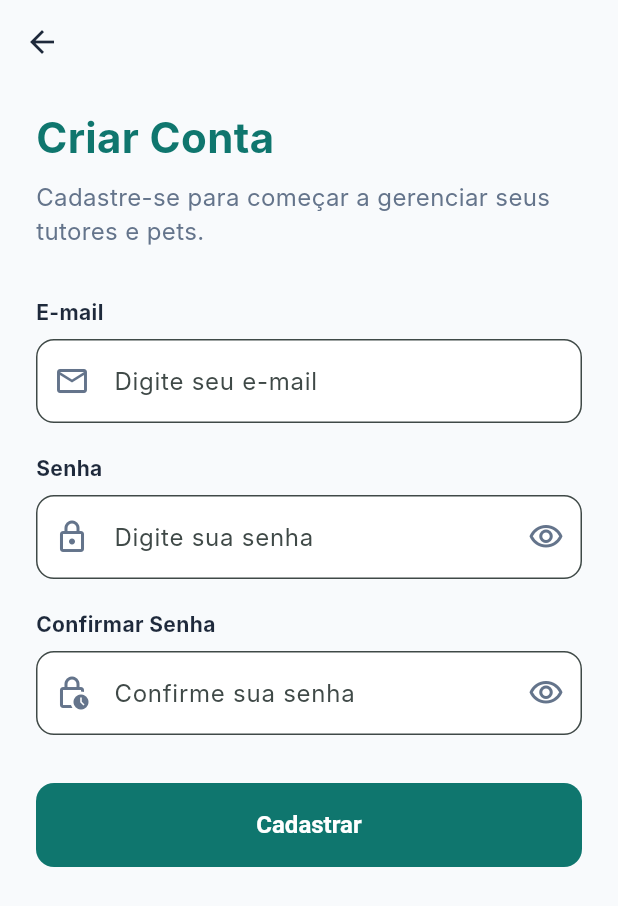
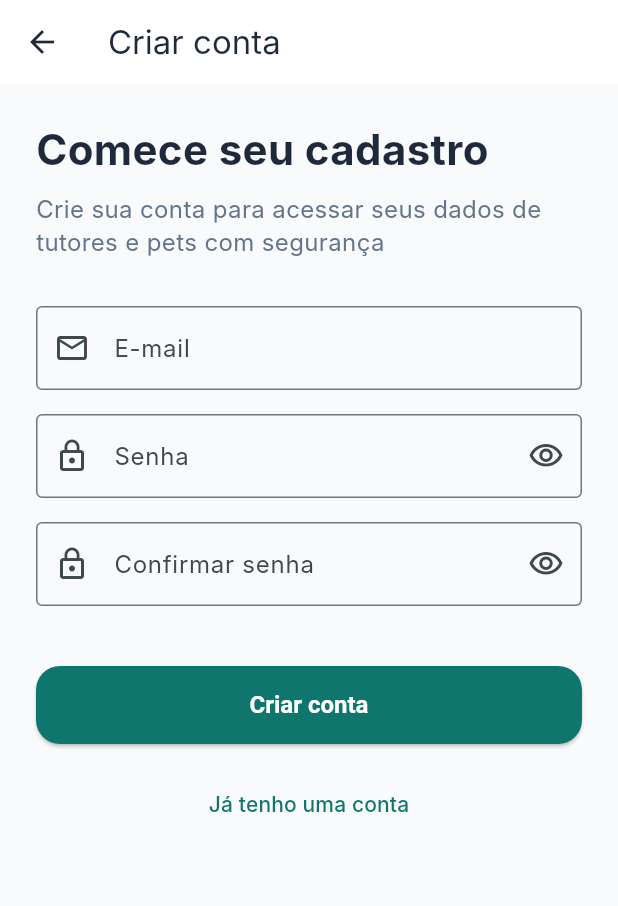
Before and after one commit to evertonfoz/dm_sqlite, a Flutter app: the screen it shows after launch, after a tap on "Criar conta", on a phone screen of 412 x 824 dp. Shown: the top 906 px of the screen. Run offline on Flutter 3.47's test engine with Material 3 defaults, Android fonts, the phone set to English and light mode, and no system bars; our stand-ins replace flutter_dotenv, sqflite, supabase_flutter; accounts and stored records are empty; Roboto replaces fonts that are missing (Inter).

Commit message:
feat(auth): ajustar interface de cadastro conforme especificações do PDF

```diff
--- a/pet_care/lib/features/auth/presentation/pages/login_page.dart
+++ b/pet_care/lib/features/auth/presentation/pages/login_page.dart
@@ -255,7 +255,7 @@ class _LoginPageState extends State<LoginPage> {
                             Navigator.pushReplacement(
                               context,
                               MaterialPageRoute(
-                                builder: (context) => RegisterPage(authController: widget.authController),
+                                builder: (context) => const RegisterPage(),
                               ),
                             );
                           },
--- a/pet_care/lib/features/auth/presentation/pages/onboarding_page.dart
+++ b/pet_care/lib/features/auth/presentation/pages/onboarding_page.dart
@@ -97,7 +97,7 @@ class OnboardingPage extends StatelessWidget {
           Navigator.push(
             context,
             MaterialPageRoute(
-              builder: (context) => RegisterPage(authController: authController),
+              builder: (context) => const RegisterPage(),
             ),
           );
         },
--- a/pet_care/lib/features/auth/presentation/pages/register_page.dart
+++ b/pet_care/lib/features/auth/presentation/pages/register_page.dart
@@ -2,12 +2,7 @@ import 'package:flutter/material.dart';
 import 'package:pet_care/features/auth/presentation/controllers/auth_controller.dart';
 
 class RegisterPage extends StatefulWidget {
-  final AuthController authController;
-
-  const RegisterPage({
-    super.key,
-    required this.authController,
-  });
+  const RegisterPage({super.key});
 
   @override
   State<RegisterPage> createState() => _RegisterPageState();
@@ -15,296 +10,260 @@ class RegisterPage extends StatefulWidget {
 
 class _RegisterPageState extends State<RegisterPage> {
   final _formKey = GlobalKey<FormState>();
+  final _authController = AuthController();
   final _emailController = TextEditingController();
   final _passwordController = TextEditingController();
   final _confirmPasswordController = TextEditingController();
+
   bool _obscurePassword = true;
   bool _obscureConfirmPassword = true;
-
-  final _emailFocusNode = FocusNode();
-  final _passwordFocusNode = FocusNode();
-  final _confirmPasswordFocusNode = FocusNode();
 
   @override
   void dispose() {
     _emailController.dispose();
     _passwordController.dispose();
     _confirmPasswordController.dispose();
-    _emailFocusNode.dispose();
-    _passwordFocusNode.dispose();
-    _confirmPasswordFocusNode.dispose();
+    _authController.dispose();
     super.dispose();
-  }
-
-  void _handleRegister() async {
-    FocusScope.of(context).unfocus();
-    if (_formKey.currentState!.validate()) {
-      await widget.authController.signUp(
-        email: _emailController.text.trim(),
-        password: _passwordController.text,
-      );
-
-      if (!mounted) return;
-
-      if (widget.authController.errorMessage != null) {
-        ScaffoldMessenger.of(context).showSnackBar(
-          SnackBar(
-            content: Text(widget.authController.errorMessage!),
-            backgroundColor: Colors.red,
-          ),
-        );
-      } else {
-        if (!mounted) return;
-        showDialog(
-          context: context,
-          barrierDismissible: false,
-          builder: (context) => AlertDialog(
-            title: const Text('Conta Criada!'),
-            content: const Text(
-              'Sua conta foi cadastrada com sucesso.\n\n'
-              'Importante: Se o seu projeto no Supabase exigir confirmação de e-mail, verifique sua caixa de entrada (e pasta de spam) para ativar a conta antes de fazer o login.',
-            ),
-            actions: [
-              TextButton(
-                onPressed: () {
-                  Navigator.pop(context); // Fecha o AlertDialog
-                  Navigator.pop(context); // Retorna para a tela anterior
-                },
-                child: const Text('Entendi'),
-              ),
-            ],
-          ),
-        );
-      }
-    }
   }
 
   @override
   Widget build(BuildContext context) {
     return Scaffold(
-      backgroundColor: const Color(0xFFF8FAFC),
       appBar: AppBar(
-        backgroundColor: Colors.transparent,
-        elevation: 0,
-        leading: IconButton(
-          icon: const Icon(Icons.arrow_back, color: Color(0xFF1E293B)),
-          onPressed: () => Navigator.pop(context),
+        title: const Text('Criar conta'),
+      ),
+      body: SafeArea(
+        child: AnimatedBuilder(
+          animation: _authController,
+          builder: (context, _) {
+            return SingleChildScrollView(
+              padding: const EdgeInsets.all(24),
+              child: Form(
+                key: _formKey,
+                child: Column(
+                  crossAxisAlignment: CrossAxisAlignment.stretch,
+                  children: [
+                    _buildHeader(),
+                    const SizedBox(height: 32),
+                    _buildEmailField(),
+                    const SizedBox(height: 16),
+                    _buildPasswordField(),
+                    const SizedBox(height: 16),
+                    _buildConfirmPasswordField(),
+                    const SizedBox(height: 16),
+                    _buildErrorMessage(),
+                    const SizedBox(height: 24),
+                    _buildCreateAccountButton(),
+                    const SizedBox(height: 16),
+                    _buildLoginShortcut(),
+                  ],
                 ),
               ),
-      body: SafeArea(
-        child: SingleChildScrollView(
-          padding: const EdgeInsets.symmetric(horizontal: 24.0),
-          child: ListenableBuilder(
-            listenable: widget.authController,
-            builder: (context, _) {
-              return Form(
-                key: _formKey,
-                child: Column(
+            );
+          },
+        ),
+      ),
+    );
+  }
+
+  Widget _buildHeader() {
+    return const Column(
       crossAxisAlignment: CrossAxisAlignment.start,
       children: [
-                    const SizedBox(height: 16),
-                    const Text(
-                      'Criar Conta',
+        Text(
+          'Comece seu cadastro',
           style: TextStyle(
             fontSize: 28,
-                        fontWeight: FontWeight.bold,
-                        color: Color(0xFF0F766E),
-                      ),
-                    ),
-                    const SizedBox(height: 8),
-                    const Text(
-                      'Cadastre-se para começar a gerenciar seus tutores e pets.',
-                      style: TextStyle(
-                        fontSize: 16,
-                        color: Color(0xFF64748B),
-                      ),
-                    ),
-                    const SizedBox(height: 32),
-                    // Input de E-mail
-                    const Text(
-                      'E-mail',
-                      style: TextStyle(
-                        fontSize: 14,
             fontWeight: FontWeight.bold,
             color: Color(0xFF1E293B),
           ),
         ),
-                    const SizedBox(height: 8),
-                    TextFormField(
+        SizedBox(height: 8),
+        Text(
+          'Crie sua conta para acessar seus dados de tutores e pets com segurança',
+          style: TextStyle(
+            fontSize: 16,
+            height: 1.4,
+            color: Color(0xFF64748B),
+          ),
+        ),
+      ],
+    );
+  }
+
+  Widget _buildEmailField() {
+    return TextFormField(
       controller: _emailController,
-                      focusNode: _emailFocusNode,
       keyboardType: TextInputType.emailAddress,
       textInputAction: TextInputAction.next,
-                      onFieldSubmitted: (_) {
-                        FocusScope.of(context).requestFocus(_passwordFocusNode);
-                      },
-                      decoration: InputDecoration(
-                        hintText: 'Digite seu e-mail',
-                        fillColor: Colors.white,
-                        filled: true,
-                        prefixIcon: const Icon(Icons.email_outlined, color: Color(0xFF64748B)),
-                        border: OutlineInputBorder(
-                          borderRadius: BorderRadius.circular(12),
-                          borderSide: const BorderSide(color: Color(0xFFCBD5E1)),
+      decoration: const InputDecoration(
+        labelText: 'E-mail',
+        prefixIcon: Icon(Icons.email_outlined),
+        border: OutlineInputBorder(),
       ),
-                        focusedBorder: OutlineInputBorder(
-                          borderRadius: BorderRadius.circular(12),
-                          borderSide: const BorderSide(color: Color(0xFF0F766E), width: 1.5),
-                        ),
-                      ),
-                      validator: (value) {
-                        if (value == null || value.isEmpty) {
-                          return 'Por favor, insira seu e-mail';
+      validator: _validateEmail,
+    );
   }
-                        if (!RegExp(r'^[\w-\.]+@([\w-]+\.)+[\w-]{2,4}$').hasMatch(value)) {
-                          return 'Por favor, insira um e-mail válido';
-                        }
-                        return null;
-                      },
-                    ),
-                    const SizedBox(height: 20),
-                    // Input de Senha
-                    const Text(
-                      'Senha',
-                      style: TextStyle(
-                        fontSize: 14,
-                        fontWeight: FontWeight.bold,
-                        color: Color(0xFF1E293B),
-                      ),
-                    ),
-                    const SizedBox(height: 8),
-                    TextFormField(
+
+  Widget _buildPasswordField() {
+    return TextFormField(
       controller: _passwordController,
-                      focusNode: _passwordFocusNode,
       obscureText: _obscurePassword,
       textInputAction: TextInputAction.next,
-                      onFieldSubmitted: (_) {
-                        FocusScope.of(context).requestFocus(_confirmPasswordFocusNode);
-                      },
       decoration: InputDecoration(
-                        hintText: 'Digite sua senha',
-                        fillColor: Colors.white,
-                        filled: true,
-                        prefixIcon: const Icon(Icons.lock_outlined, color: Color(0xFF64748B)),
+        labelText: 'Senha',
+        prefixIcon: const Icon(Icons.lock_outline),
+        border: const OutlineInputBorder(),
         suffixIcon: IconButton(
-                          icon: Icon(
-                            _obscurePassword ? Icons.visibility_outlined : Icons.visibility_off_outlined,
-                            color: const Color(0xFF64748B),
-                          ),
           onPressed: () {
             setState(() {
               _obscurePassword = !_obscurePassword;
             });
           },
-                        ),
-                        border: OutlineInputBorder(
-                          borderRadius: BorderRadius.circular(12),
-                          borderSide: const BorderSide(color: Color(0xFFCBD5E1)),
-                        ),
-                        focusedBorder: OutlineInputBorder(
-                          borderRadius: BorderRadius.circular(12),
-                          borderSide: const BorderSide(color: Color(0xFF0F766E), width: 1.5),
+          icon: Icon(
+            _obscurePassword
+                ? Icons.visibility_outlined
+                : Icons.visibility_off_outlined,
           ),
         ),
-                      validator: (value) {
-                        if (value == null || value.isEmpty) {
-                          return 'Por favor, insira sua senha';
+      ),
+      validator: _validatePassword,
+    );
   }
-                        if (value.length < 6) {
-                          return 'A senha deve ter pelo menos 6 caracteres';
-                        }
-                        return null;
-                      },
-                    ),
-                    const SizedBox(height: 20),
-                    // Confirmar Senha
-                    const Text(
-                      'Confirmar Senha',
-                      style: TextStyle(
-                        fontSize: 14,
-                        fontWeight: FontWeight.bold,
-                        color: Color(0xFF1E293B),
-                      ),
-                    ),
-                    const SizedBox(height: 8),
-                    TextFormField(
+
+  Widget _buildConfirmPasswordField() {
+    return TextFormField(
       controller: _confirmPasswordController,
-                      focusNode: _confirmPasswordFocusNode,
       obscureText: _obscureConfirmPassword,
       textInputAction: TextInputAction.done,
-                      onFieldSubmitted: (_) {
-                        _handleRegister();
-                      },
       decoration: InputDecoration(
-                        hintText: 'Confirme sua senha',
-                        fillColor: Colors.white,
-                        filled: true,
-                        prefixIcon: const Icon(Icons.lock_clock_outlined, color: Color(0xFF64748B)),
+        labelText: 'Confirmar senha',
+        prefixIcon: const Icon(Icons.lock_outline),
+        border: const OutlineInputBorder(),
         suffixIcon: IconButton(
-                          icon: Icon(
-                            _obscureConfirmPassword ? Icons.visibility_outlined : Icons.visibility_off_outlined,
-                            color: const Color(0xFF64748B),
-                          ),
           onPressed: () {
             setState(() {
               _obscureConfirmPassword = !_obscureConfirmPassword;
             });
           },
-                        ),
-                        border: OutlineInputBorder(
-                          borderRadius: BorderRadius.circular(12),
-                          borderSide: const BorderSide(color: Color(0xFFCBD5E1)),
-                        ),
-                        focusedBorder: OutlineInputBorder(
-                          borderRadius: BorderRadius.circular(12),
-                          borderSide: const BorderSide(color: Color(0xFF0F766E), width: 1.5),
-                        ),
-                      ),
-                      validator: (value) {
-                        if (value == null || value.isEmpty) {
-                          return 'Por favor, confirme sua senha';
-                        }
-                        if (value != _passwordController.text) {
-                          return 'As senhas não coincidem';
-                        }
-                        return null;
-                      },
-                    ),
-                    const SizedBox(height: 32),
-                    // Botão Cadastrar
-                    SizedBox(
-                      width: double.infinity,
-                      height: 56,
-                      child: ElevatedButton(
-                        onPressed: widget.authController.isLoading ? null : _handleRegister,
-                        style: ElevatedButton.styleFrom(
-                          backgroundColor: const Color(0xFF0F766E),
-                          foregroundColor: Colors.white,
-                          disabledBackgroundColor: const Color(0xFF0F766E).withOpacity(0.6),
-                          shape: RoundedRectangleBorder(
-                            borderRadius: BorderRadius.circular(12),
-                          ),
-                          elevation: 0,
-                        ),
-                        child: widget.authController.isLoading
-                            ? const CircularProgressIndicator(color: Colors.white)
-                            : const Text(
-                                'Cadastrar',
-                                style: TextStyle(
-                                  fontSize: 16,
-                                  fontWeight: FontWeight.bold,
+          icon: Icon(
+            _obscureConfirmPassword
+                ? Icons.visibility_outlined
+                : Icons.visibility_off_outlined,
           ),
         ),
       ),
+      validator: _validateConfirmPassword,
+      onFieldSubmitted: (_) => _submit(),
+    );
+  }
+
+  Widget _buildErrorMessage() {
+    if (!_authController.hasError) {
+      return const SizedBox.shrink();
+    }
+    return Container(
+      padding: const EdgeInsets.all(12),
+      decoration: BoxDecoration(
+        color: Colors.red.withValues(alpha: 0.08),
+        borderRadius: BorderRadius.circular(12),
+        border: Border.all(
+          color: Colors.red.withValues(alpha: 0.3),
         ),
-                    const SizedBox(height: 24),
-                  ],
       ),
-              );
-            },
-          ),
+      child: Text(
+        _authController.errorMessage!,
+        style: const TextStyle(
+          color: Colors.red,
+          fontSize: 14,
         ),
       ),
     );
   }
+
+  Widget _buildCreateAccountButton() {
+    return SizedBox(
+      height: 52,
+      child: ElevatedButton(
+        onPressed: _authController.isLoading ? null : _submit,
+        child: _authController.isLoading
+            ? const SizedBox(
+                width: 22,
+                height: 22,
+                child: CircularProgressIndicator(
+                  strokeWidth: 2,
+                ),
+              )
+            : const Text('Criar conta'),
+      ),
+    );
   }
+
+  Widget _buildLoginShortcut() {
+    return TextButton(
+      onPressed: _authController.isLoading
+          ? null
+          : () {
+              Navigator.pop(context);
+            },
+      child: const Text('Já tenho uma conta'),
+    );
+  }
+
+  Future<void> _submit() async {
+    FocusScope.of(context).unfocus();
+    final isValid = _formKey.currentState?.validate() ?? false;
+    if (!isValid) {
+      return;
+    }
+    final success = await _authController.signUp(
+      email: _emailController.text,
+      password: _passwordController.text,
+    );
+    if (!mounted) {
+      return;
+    }
+    if (success) {
+      ScaffoldMessenger.of(context).showSnackBar(
+        const SnackBar(
+          content: Text('Conta criada com sucesso.'),
+        ),
+      );
+      Navigator.pop(context, true);
+    }
+  }
+
+  String? _validateEmail(String? value) {
+    final email = value?.trim() ?? '';
+    if (email.isEmpty) {
+      return 'Informe seu e-mail.';
+    }
+    if (!email.contains('@') || !email.contains('.')) {
+      return 'Informe um e-mail válido.';
+    }
+    return null;
+  }
+
+  String? _validatePassword(String? value) {
+    final password = value ?? "";
+    if (password.isEmpty) {
+      return 'Informe uma senha.';
+    }
+    if (password.length < 6) {
+      return 'A senha deve ter pelo menos 6 caracteres.';
+    }
+    return null;
+  }
+
+  String? _validateConfirmPassword(String? value) {
+    final confirmPassword = value ?? "";
+    if (confirmPassword.isEmpty) {
+      return 'Confirme sua senha.';
+    }
+    if (confirmPassword != _passwordController.text) {
+      return 'As senhas não conferem.';
+    }
+    return null;
+  }
+}
```
Also changed, not shown: 2 other files. Lines whose indentation alone changed are shown as unchanged.
